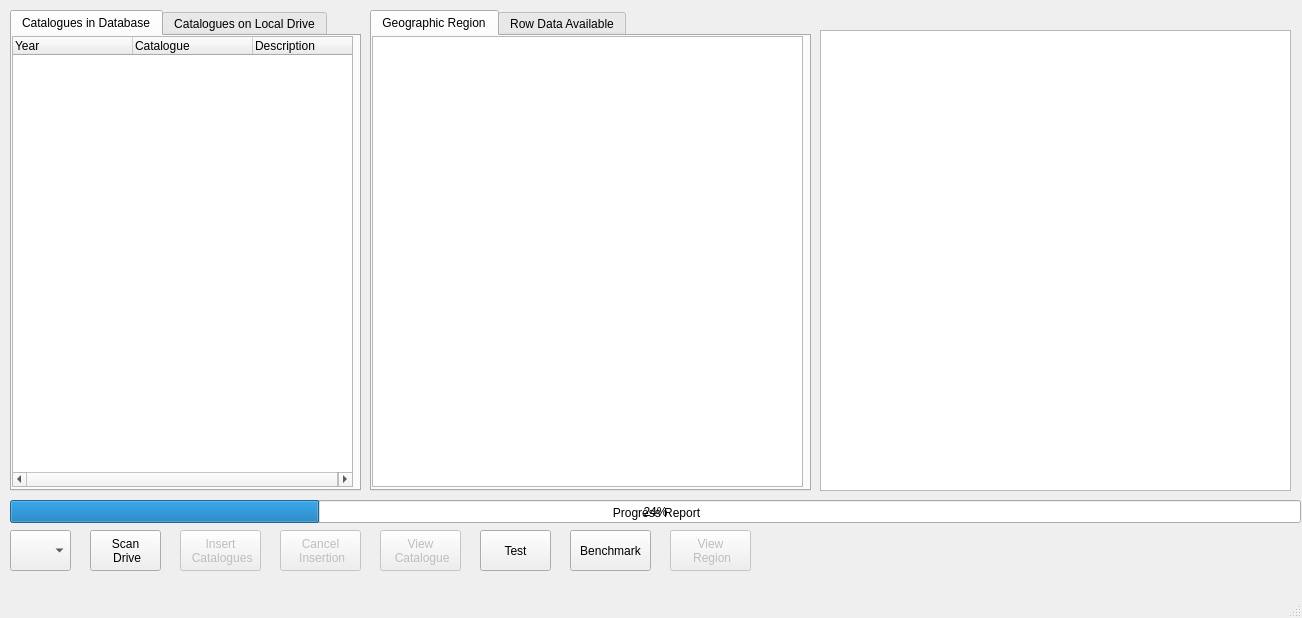
Above: mainwindow.ui from JBs197/SCDA-Explorer before the change. Below: the same form after it.
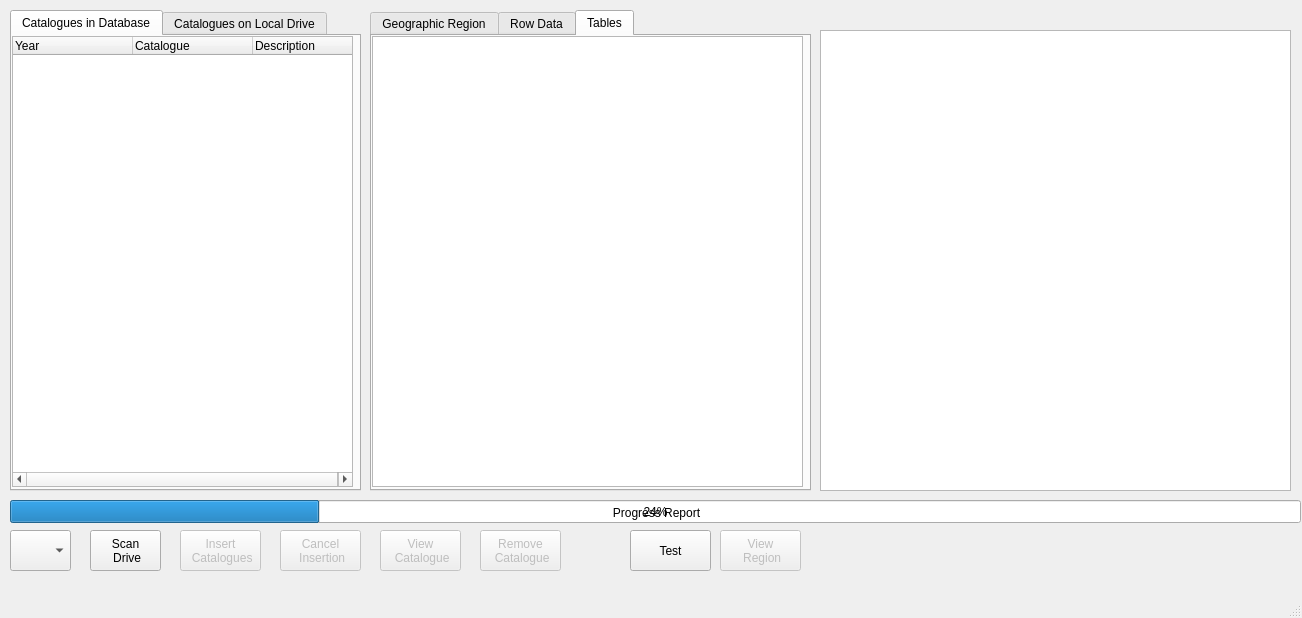
That is the form after the change.

```diff
--- a/mainwindow.ui
+++ b/mainwindow.ui
@@ -58,9 +58,9 @@
    <widget class="QPushButton" name="pB_test">
     <property name="geometry">
      <rect>
-      <x>480</x>
+      <x>630</x>
       <y>530</y>
-      <width>71</width>
+      <width>81</width>
       <height>41</height>
      </rect>
     </property>
@@ -81,19 +81,6 @@
      <number>24</number>
     </property>
    </widget>
-   <widget class="QPushButton" name="pB_benchmark">
-    <property name="geometry">
-     <rect>
-      <x>570</x>
-      <y>530</y>
-      <width>81</width>
-      <height>41</height>
-     </rect>
-    </property>
-    <property name="text">
-     <string>Benchmark</string>
-    </property>
-   </widget>
    <widget class="QLabel" name="QL_bar">
     <property name="geometry">
      <rect>
@@ -120,7 +107,7 @@
      </rect>
     </property>
     <property name="currentIndex">
-     <number>0</number>
+     <number>2</number>
     </property>
     <widget class="QWidget" name="GID">
      <attribute name="title">
@@ -139,7 +126,7 @@
     </widget>
     <widget class="QWidget" name="Rows">
      <attribute name="title">
-      <string>Row Data Available</string>
+      <string>Row Data</string>
      </attribute>
      <widget class="QListWidget" name="Rows_list">
       <property name="geometry">
@@ -152,6 +139,21 @@
       </property>
      </widget>
     </widget>
+    <widget class="QWidget" name="Tables">
+     <attribute name="title">
+      <string>Tables</string>
+     </attribute>
+     <widget class="QListWidget" name="Tables_list">
+      <property name="geometry">
+       <rect>
+        <x>0</x>
+        <y>0</y>
+        <width>431</width>
+        <height>451</height>
+       </rect>
+      </property>
+     </widget>
+    </widget>
    </widget>
    <widget class="QPushButton" name="pB_viewdata">
     <property name="enabled">
@@ -285,7 +287,7 @@
     </property>
     <property name="geometry">
      <rect>
-      <x>670</x>
+      <x>720</x>
       <y>530</y>
       <width>81</width>
       <height>41</height>
@@ -306,6 +308,36 @@
      </rect>
     </property>
    </widget>
+   <widget class="QPushButton" name="pB_removecata">
+    <property name="enabled">
+     <bool>false</bool>
+    </property>
+    <property name="geometry">
+     <rect>
+      <x>480</x>
+      <y>530</y>
+      <width>81</width>
+      <height>41</height>
+     </rect>
+    </property>
+    <property name="text">
+     <string>Remove 
+ Catalogue</string>
+    </property>
+   </widget>
+   <zorder>cB_drives</zorder>
+   <zorder>pB_scan</zorder>
+   <zorder>pB_insert</zorder>
+   <zorder>pB_test</zorder>
+   <zorder>progressBar</zorder>
+   <zorder>QL_bar</zorder>
+   <zorder>pB_viewdata</zorder>
+   <zorder>pB_cancel</zorder>
+   <zorder>tabW_catalogues</zorder>
+   <zorder>pB_region</zorder>
+   <zorder>tV_results</zorder>
+   <zorder>tabW_results</zorder>
+   <zorder>pB_removecata</zorder>
   </widget>
   <widget class="QMenuBar" name="menubar">
    <property name="geometry">
```
